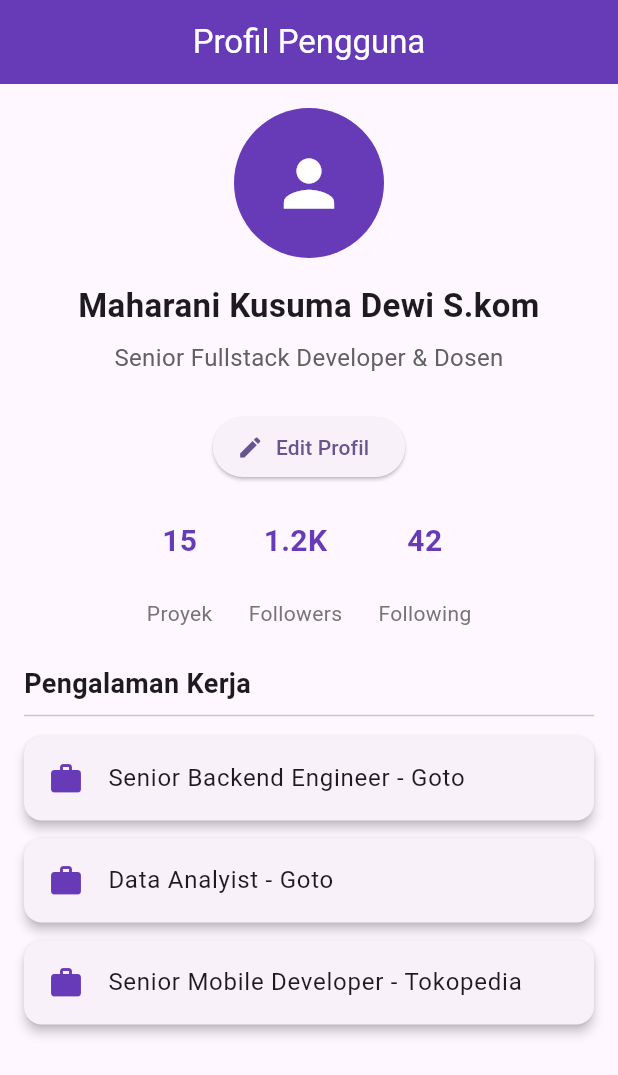
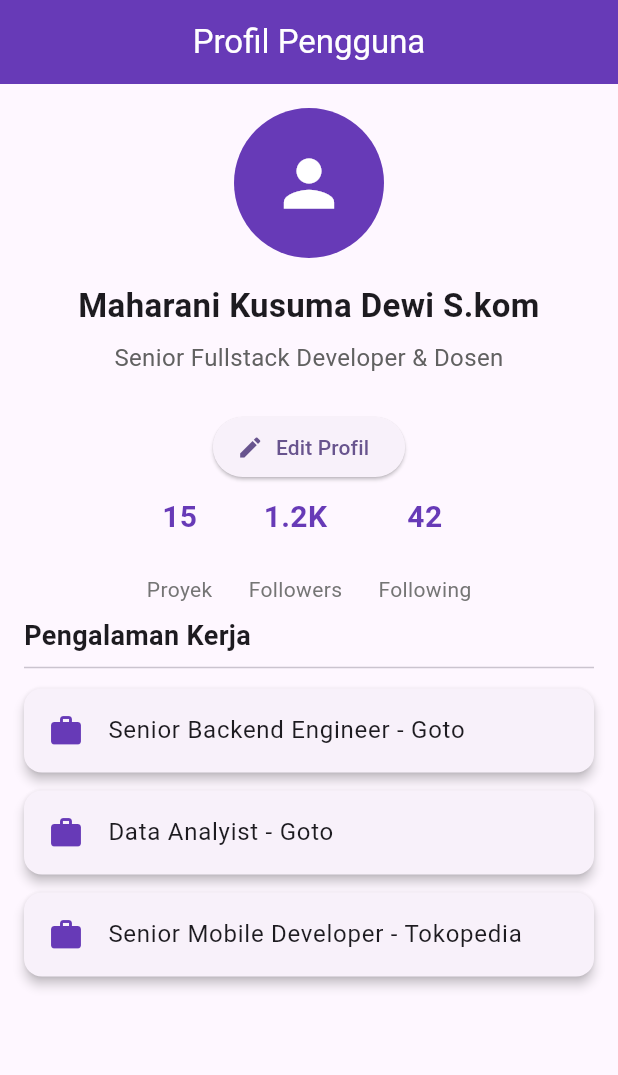
Before and after one commit to MaharaniCantik/tugas5_AplikasiMobile, a Flutter app: the screen it shows after launch, on a phone screen of 412 x 824 dp. Shown: the top 1075 px of the screen. Run offline on Flutter 3.47's test engine with Material 3 defaults, Android fonts, the phone set to English and light mode, and no system bars.

Commit message:
style: adjust padding and spacing for profile components

```diff
--- a/lib/profile_page.dart
+++ b/lib/profile_page.dart
@@ -1,12 +1,17 @@
 import 'package:flutter/material.dart';
 
-class ProfilePage extends StatelessWidget {
+class ProfilePage extends StatefulWidget {
   const ProfilePage({super.key});
 
-  final String userName = 'Maharani Kusuma Dewi S.kom';
-  final String role = 'Senior Fullstack Developer & Dosen';
+  @override
+  State<ProfilePage> createState() => _ProfilePageState();
+}
 
-  final List<String> experiences = const [
+class _ProfilePageState extends State<ProfilePage> {
+  String userName = 'Maharani Kusuma Dewi S.kom';
+  String role = 'Senior Fullstack Developer & Dosen';
+
+  List<String> experiences = const [
     'Senior Backend Engineer - Goto',
     'Data Analyist - Goto',
     'Senior Mobile Developer - Tokopedia',
@@ -41,9 +46,9 @@ class ProfilePage extends StatelessWidget {
               icon: const Icon(Icons.edit),
               label: const Text('Edit Profil'),
             ),
-            const SizedBox(height: 24),
+            const SizedBox(height: 8),
             const ProfileStats(),
-            const SizedBox(height: 24),
+            const SizedBox(height: 8),
             const Align(
               alignment: Alignment.centerLeft,
               child: Text(
```
Also changed, not shown: 1 other file.
